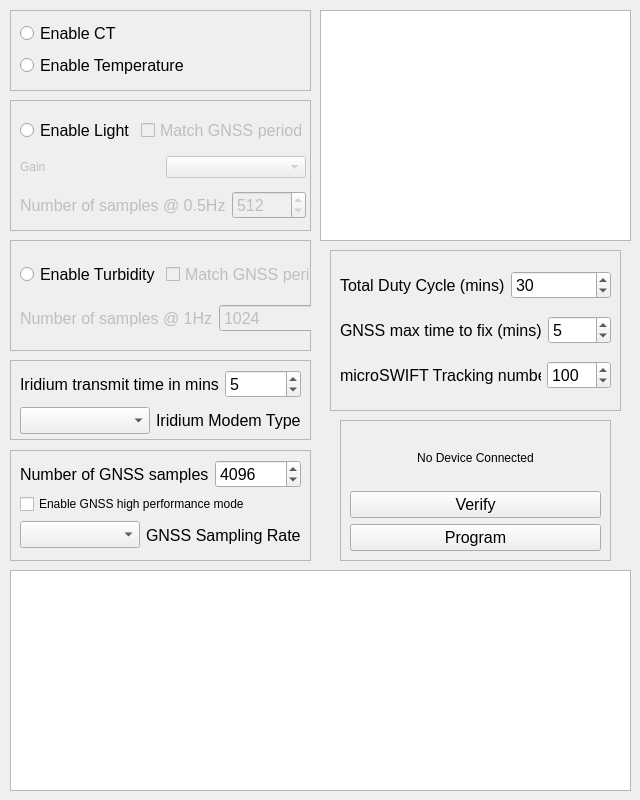
Old version of the form main_window.ui in the repository SASlabgroup/microSWIFT-programmer.
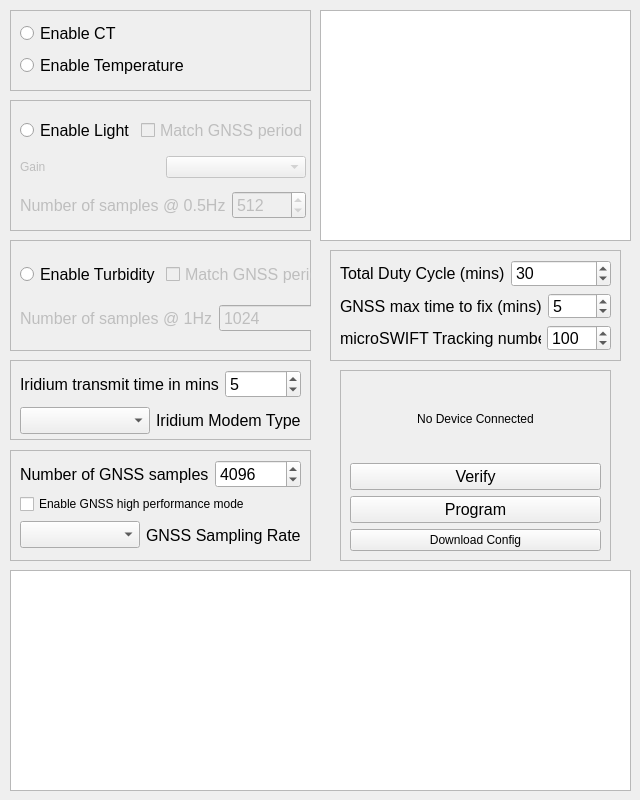
New version of the form.

Commit message: Added "Download Config" button and change log

What changed in the file:
```diff
--- a/main_window.ui
+++ b/main_window.ui
@@ -373,7 +373,7 @@
       <x>330</x>
       <y>250</y>
       <width>291</width>
-      <height>161</height>
+      <height>111</height>
      </rect>
     </property>
     <property name="frameShape">
@@ -388,7 +388,7 @@
        <x>10</x>
        <y>10</y>
        <width>271</width>
-       <height>141</height>
+       <height>91</height>
       </rect>
      </property>
      <layout class="QVBoxLayout" name="timingVertLayout">
@@ -508,9 +508,9 @@
     <property name="geometry">
      <rect>
       <x>340</x>
-      <y>420</y>
+      <y>370</y>
       <width>271</width>
-      <height>141</height>
+      <height>191</height>
      </rect>
     </property>
     <property name="frameShape">
@@ -525,7 +525,7 @@
        <x>10</x>
        <y>10</y>
        <width>251</width>
-       <height>121</height>
+       <height>171</height>
       </rect>
      </property>
      <layout class="QVBoxLayout" name="statusAndProgVertLayout">
@@ -563,6 +563,13 @@
         </property>
        </widget>
       </item>
+      <item>
+       <widget class="QPushButton" name="downloadConfigFile">
+        <property name="text">
+         <string>Download Config</string>
+        </property>
+       </widget>
+      </item>
      </layout>
     </widget>
    </widget>
```
The commit also changes 3 other files.
